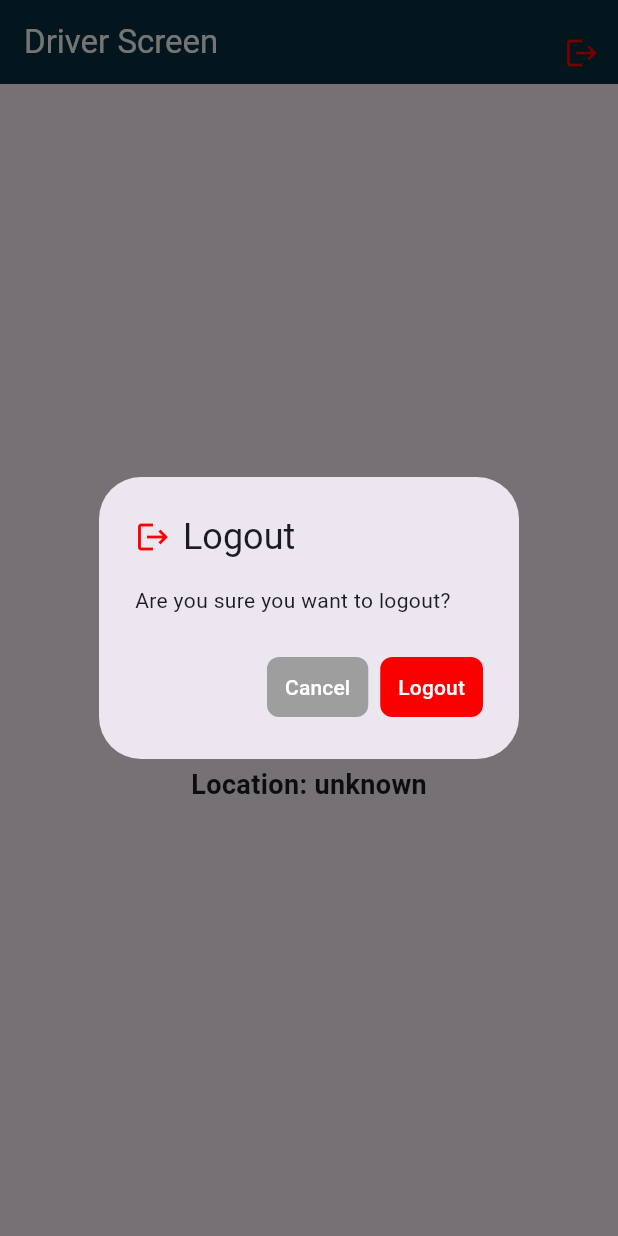
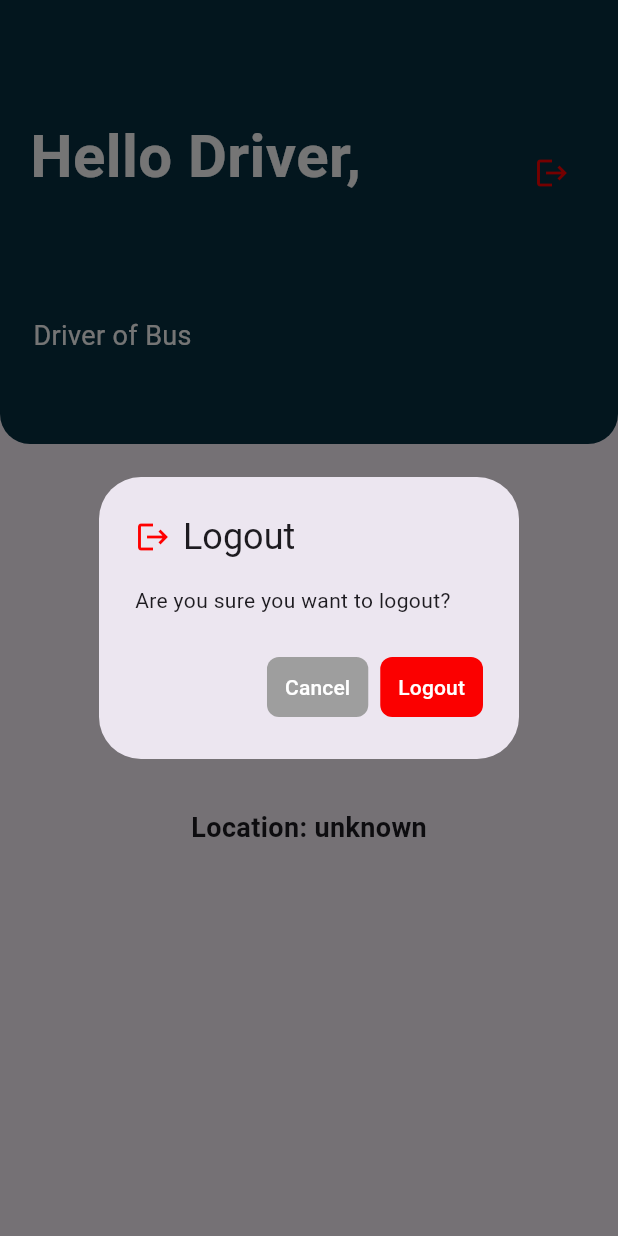
Before and after one commit to MohammedAlaa710/Tareeqy, a Flutter app: the DriverScreen screen opened directly, after a tap on the "logout" icon, on a phone screen of 412 x 824 dp. Run offline on Flutter 3.47's test engine with Material 3 defaults, Android fonts, the phone set to English and light mode, and no system bars; our stand-ins replace auto_size_text, camera, cloud_firestore, dio, dropdown_search, firebase_auth and 10 more; missing offline and left inert: flutter_inappwebview, flutter_paypal_payment, google_mlkit_commons, google_mlkit_face_detection; accounts and stored records are empty.

```diff
--- a/lib/Driver/DriverFunctions.dart
+++ b/lib/Driver/DriverFunctions.dart
@@ -55,7 +55,7 @@ class _DriverFunctionsState extends State<DriverFunctions> {
     return Scaffold(
       appBar: AppBar(
         title: const Text(
-          "Dirver Details",
+          "Driver",
           style: TextStyle(color: Colors.white),
         ),
         backgroundColor: const Color(0xFF073042),
--- a/lib/Driver/DriverScreen.dart
+++ b/lib/Driver/DriverScreen.dart
@@ -1,8 +1,9 @@
 import 'dart:async';
+import 'package:cloud_firestore/cloud_firestore.dart';
+import 'package:firebase_auth/firebase_auth.dart';
 import 'package:flutter/material.dart';
 import 'package:geolocator/geolocator.dart';
 import 'package:permission_handler/permission_handler.dart';
-import 'package:tareeqy_metro/Driver/DriverFunctions.dart';
 import 'package:tareeqy_metro/components/LogOutDialog.dart';
 import 'package:tareeqy_metro/Driver/Camera.dart';
 import 'package:tareeqy_metro/Driver/driverService.dart';
@@ -22,16 +23,46 @@ class _DriverScreenState extends State<DriverScreen> {
   String _locationMessage = "Location: unknown";
   StreamSubscription<Position>? _positionStreamSubscription;
   final LogoutDialog logoutDialog = LogoutDialog();
+  String? _username;
+  String? _busNumber;
+  final FirebaseAuth _auth = FirebaseAuth.instance;
+  final FirebaseFirestore _firestore = FirebaseFirestore.instance;
 
   @override
   void initState() {
     super.initState();
+    _fetchUserData();
   }
 
   @override
   void dispose() {
+    _fetchUserData();
     _positionStreamSubscription?.cancel();
     super.dispose();
+  }
+
+  Future<void> _fetchUserData() async {
+    final user = _auth.currentUser;
+    if (user != null) {
+      try {
+        _firestore
+            .collection('Drivers')
+            .doc(user.uid)
+            .snapshots()
+            .listen((userDoc) {
+          if (userDoc.exists) {
+            if (mounted) {
+              setState(() {
+                _username = userDoc.data()!['userName'];
+                _busNumber = userDoc.data()!['busId'];
+              });
+            }
+          }
+        });
+      } catch (e) {
+        print('Error fetching user document: $e');
+      }
+    }
   }
 
   Future<void> _startLiveLocationUpdates() async {
@@ -95,58 +126,89 @@ class _DriverScreenState extends State<DriverScreen> {
     return Scaffold(
       appBar: AppBar(
         backgroundColor: const Color(0xFF073042),
-            title: const Text(
-              'Driver Screen',
-              style: TextStyle(color: Colors.white),
       ),
-            actions: [
+      body: SafeArea(
+        child: PageView(
+          children: [
+            _buildHomePage(),
+          ],
+        ),
+      ),
+    );
+  }
+
+  Widget _buildHomePage() {
+    return SingleChildScrollView(
+      child: Column(
+        children: <Widget>[
+          Container(
+            height: 240,
+            padding: const EdgeInsets.all(20.0),
+            decoration: const BoxDecoration(
+              color: Color(0xFF073042),
+              borderRadius: BorderRadius.only(
+                bottomLeft: Radius.circular(20.0),
+                bottomRight: Radius.circular(20.0),
+              ),
+            ),
+            child: Row(
+              mainAxisAlignment: MainAxisAlignment.spaceBetween,
+              crossAxisAlignment: CrossAxisAlignment.start,
+              children: [
+                Column(
+                  crossAxisAlignment: CrossAxisAlignment.start,
+                  children: [
+                    const Text(
+                      'Hello Driver,',
+                      style: TextStyle(
+                        fontSize: 40,
+                        color: Colors.white,
+                        fontWeight: FontWeight.bold,
+                        overflow: TextOverflow.ellipsis,
+                      ),
+                    ),
+                    const SizedBox(height: 10),
+                    Text(
+                      '$_username',
+                      style: const TextStyle(
+                        fontSize: 30,
+                        color: Colors.white,
+                        fontWeight: FontWeight.bold,
+                        overflow: TextOverflow.ellipsis,
+                      ),
+                    ),
+                    const SizedBox(height: 25),
+                    Center(
+                      child: Text(
+                        'Driver of Bus ${_busNumber ?? ""}',
+                        textAlign: TextAlign.center,
+                        style: const TextStyle(
+                          fontSize: 18,
+                          color: Colors.white,
+                          overflow: TextOverflow.ellipsis,
+                        ),
+                      ),
+                    ),
+                  ],
+                ),
                 Padding(
                   padding: const EdgeInsets.only(top: 15),
                   child: IconButton(
                     icon: const Icon(Icons.logout),
                     onPressed: () => logoutDialog.showLogoutDialog(context),
-                  color: const Color.fromARGB(255, 252, 0, 0),
+                    color: const Color.fromARGB(255, 255, 0, 0),
                   ),
                 ),
-            ]),
-        body: Center(
-          child: Column(
-            crossAxisAlignment: CrossAxisAlignment.center,
-            mainAxisAlignment: MainAxisAlignment.center,
-            children: [
+              ],
+            ),
+          ),
+          const SizedBox(height: 150),
           ElevatedButton(
             style: ElevatedButton.styleFrom(
-                  backgroundColor: const Color(0xFF073042),
+              backgroundColor:
+                  isPressed ? const Color(0xFFB31312) : const Color(0xFF00796B),
               minimumSize: const Size(150, 50),
-                  padding:
-                      const EdgeInsets.symmetric(horizontal: 20, vertical: 12),
-                  shape: RoundedRectangleBorder(
-                    borderRadius: BorderRadius.circular(5),
-                  ),
-                ),
-                onPressed: () {
-                  Navigator.of(context).push(
-                    MaterialPageRoute(
-                      builder: (context) {
-                        return const DriverFunctions();
-                      },
-                    ),
-                  );
-                },
-                child: const Text(
-                  'Functions',
-                  style: TextStyle(color: Colors.white, fontSize: 20),
-                ),
-              ),
-              const SizedBox(height: 20),
-              ElevatedButton(
-                style: ElevatedButton.styleFrom(
-                  backgroundColor: isPressed
-                      ? const Color(0xFFB31312)
-                      : const Color(0xFF00796B),
-                  minimumSize: const Size(150, 50),
-                  padding:
-                      const EdgeInsets.symmetric(horizontal: 20, vertical: 12),
+              padding: const EdgeInsets.symmetric(horizontal: 20, vertical: 12),
               shape: RoundedRectangleBorder(
                 borderRadius: BorderRadius.circular(5),
               ),
@@ -174,11 +236,10 @@ class _DriverScreenState extends State<DriverScreen> {
           const SizedBox(height: 40),
           Text(
             _locationMessage,
-                style:
-                    const TextStyle(fontSize: 18, fontWeight: FontWeight.bold),
+            style: const TextStyle(fontSize: 18, fontWeight: FontWeight.bold),
           ),
         ],
       ),
-        ));
+    );
   }
 }
--- a/lib/Profile/MyProfile.dart
+++ b/lib/Profile/MyProfile.dart
@@ -188,7 +188,7 @@ class _MyProfileState extends State<MyProfile> {
                   color: Color.fromARGB(255, 35, 184, 40)),
               const SizedBox(width: 5),
               Text(
-                '\$$_wallet',
+                'L.E  $_wallet',
                 style: const TextStyle(
                     fontSize: 18,
                     fontWeight: FontWeight.bold,
--- a/lib/homepage.dart
+++ b/lib/homepage.dart
@@ -228,7 +228,7 @@ class _HomePageState extends State<HomePage> {
                                     color: Colors.black,
                                     fontSize: 18,
                                     fontStyle: FontStyle.italic)),
-                            Text('\$ ${_wallet ?? ''}',
+                            Text('L.E  ${_wallet ?? ''}',
                                 style: const TextStyle(
                                     fontStyle: FontStyle.italic,
                                     fontSize: 22,
```
Also changed, not shown: lib/Bus/busService.dart (+5 -5 lines), lib/admin/adminHomePage.dart (+95 -24 lines). Lines whose indentation alone changed are shown as unchanged.
